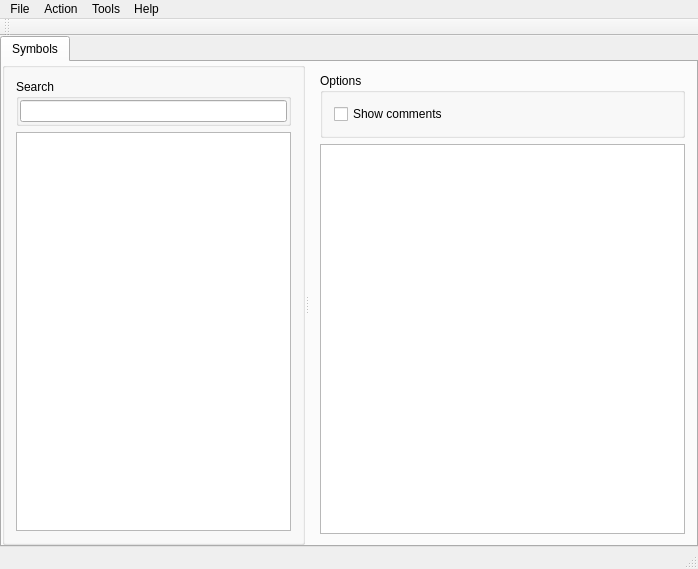
Qt form gui_source/guimainwindow.ui (horsicq/PDBRipper) before a commit.
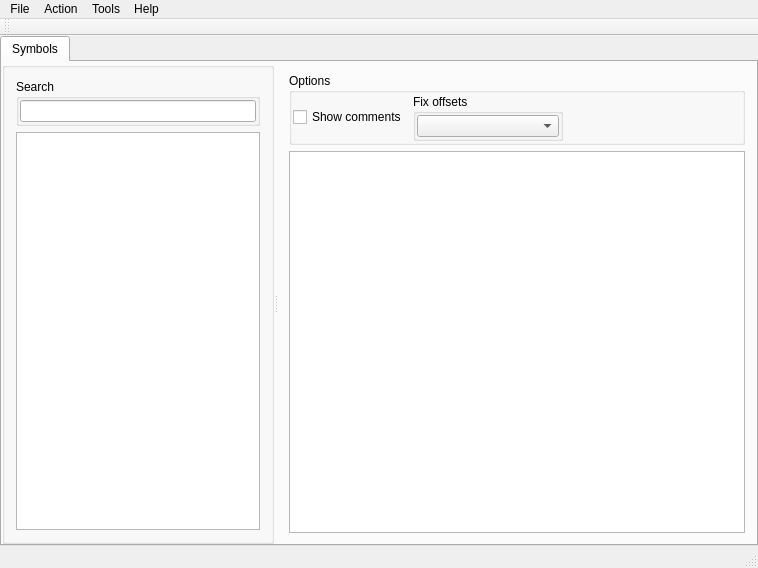
The same form after that commit.

```diff
--- a/gui_source/guimainwindow.ui
+++ b/gui_source/guimainwindow.ui
@@ -6,8 +6,8 @@
    <rect>
     <x>0</x>
     <y>0</y>
-    <width>698</width>
-    <height>569</height>
+    <width>758</width>
+    <height>568</height>
    </rect>
   </property>
   <property name="windowTitle">
@@ -125,7 +125,7 @@
             </item>
            </layout>
           </widget>
-          <widget class="QWidget" name="">
+          <widget class="QWidget" name="layoutWidget">
            <layout class="QVBoxLayout" name="verticalLayout_4">
             <item>
              <widget class="QGroupBox" name="groupBoxOptions">
@@ -133,6 +133,18 @@
                <string>Options</string>
               </property>
               <layout class="QHBoxLayout" name="horizontalLayout">
+               <property name="leftMargin">
+                <number>1</number>
+               </property>
+               <property name="topMargin">
+                <number>1</number>
+               </property>
+               <property name="rightMargin">
+                <number>1</number>
+               </property>
+               <property name="bottomMargin">
+                <number>1</number>
+               </property>
                <item>
                 <widget class="QCheckBox" name="checkBoxShowComments">
                  <property name="text">
@@ -140,6 +152,36 @@
                  </property>
                 </widget>
                </item>
+               <item>
+                <widget class="QGroupBox" name="groupBoxFixOffsets">
+                 <property name="minimumSize">
+                  <size>
+                   <width>150</width>
+                   <height>0</height>
+                  </size>
+                 </property>
+                 <property name="title">
+                  <string>Fix offsets</string>
+                 </property>
+                 <layout class="QVBoxLayout" name="verticalLayout_6">
+                  <property name="leftMargin">
+                   <number>1</number>
+                  </property>
+                  <property name="topMargin">
+                   <number>1</number>
+                  </property>
+                  <property name="rightMargin">
+                   <number>1</number>
+                  </property>
+                  <property name="bottomMargin">
+                   <number>1</number>
+                  </property>
+                  <item>
+                   <widget class="QComboBox" name="comboBoxFixOffsets"/>
+                  </item>
+                 </layout>
+                </widget>
+               </item>
                <item>
                 <spacer name="horizontalSpacer">
                  <property name="orientation">
@@ -184,7 +226,7 @@
     <rect>
      <x>0</x>
      <y>0</y>
-     <width>698</width>
+     <width>758</width>
      <height>22</height>
     </rect>
    </property>
```
